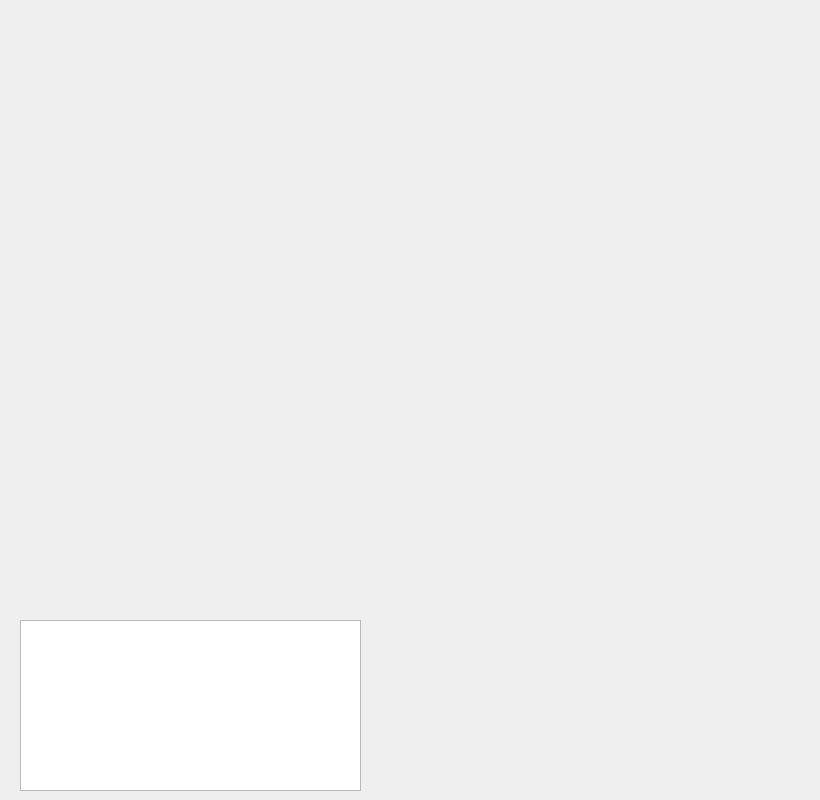
Above: viewer/grid_viewer_mainwindow.ui from nithins/mscomplex-3d before the change. Below: the same form after it.
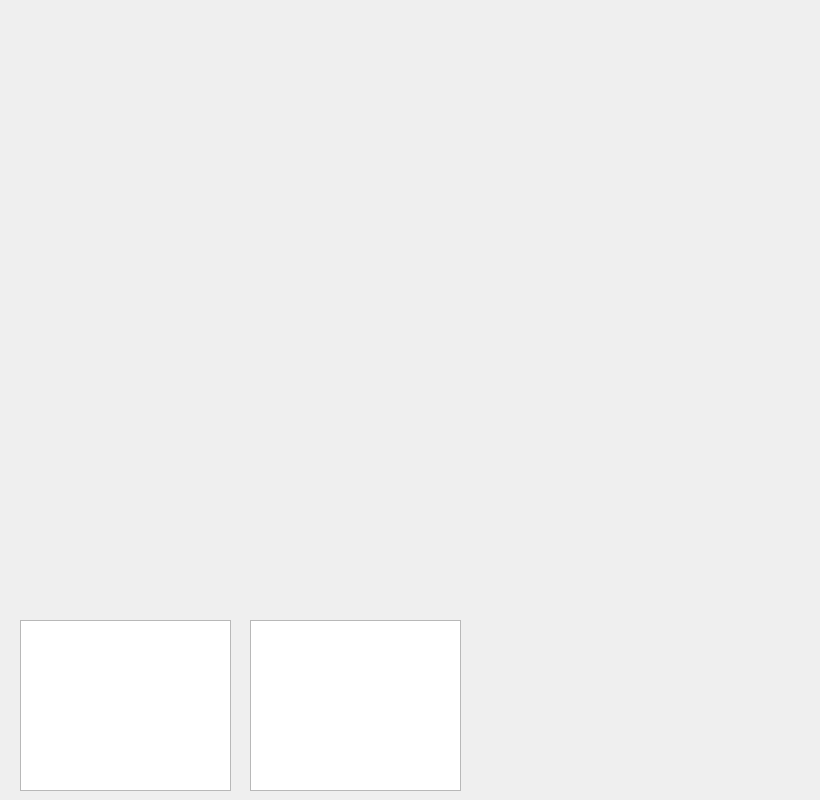
That is the form after the change.

Commit message: critpt viewer ui impl

```diff
--- a/viewer/grid_viewer_mainwindow.ui
+++ b/viewer/grid_viewer_mainwindow.ui
@@ -29,12 +29,28 @@
     <bool>false</bool>
    </property>
   </widget>
-  <widget class="QTableView" name="datapiece_view">
+  <widget class="QTreeView" name="datapiece_view">
    <property name="geometry">
     <rect>
      <x>20</x>
      <y>620</y>
-     <width>341</width>
+     <width>211</width>
+     <height>171</height>
+    </rect>
+   </property>
+   <property name="contextMenuPolicy">
+    <enum>Qt::CustomContextMenu</enum>
+   </property>
+   <property name="selectionMode">
+    <enum>QAbstractItemView::ExtendedSelection</enum>
+   </property>
+  </widget>
+  <widget class="QTreeView" name="critpt_view">
+   <property name="geometry">
+    <rect>
+     <x>250</x>
+     <y>620</y>
+     <width>211</width>
      <height>171</height>
     </rect>
    </property>
```
The commit also changes 2 other files.
